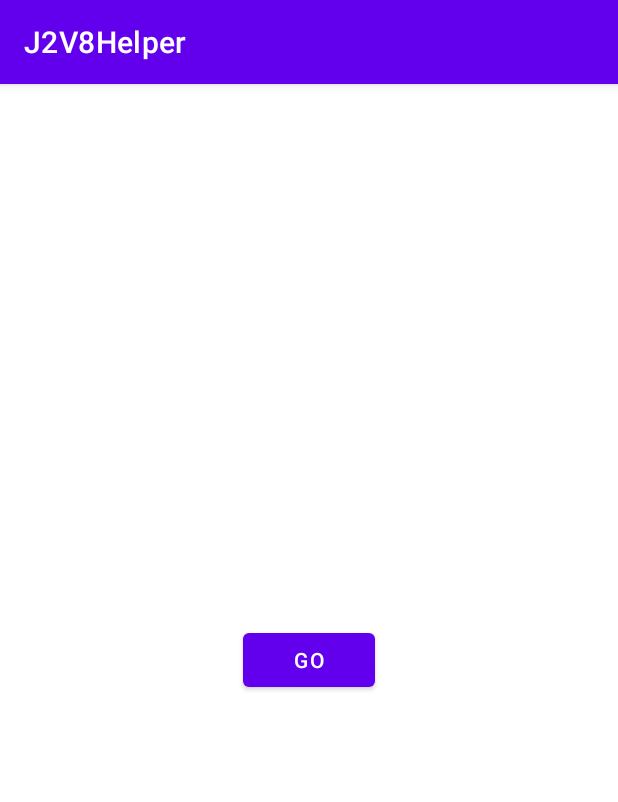
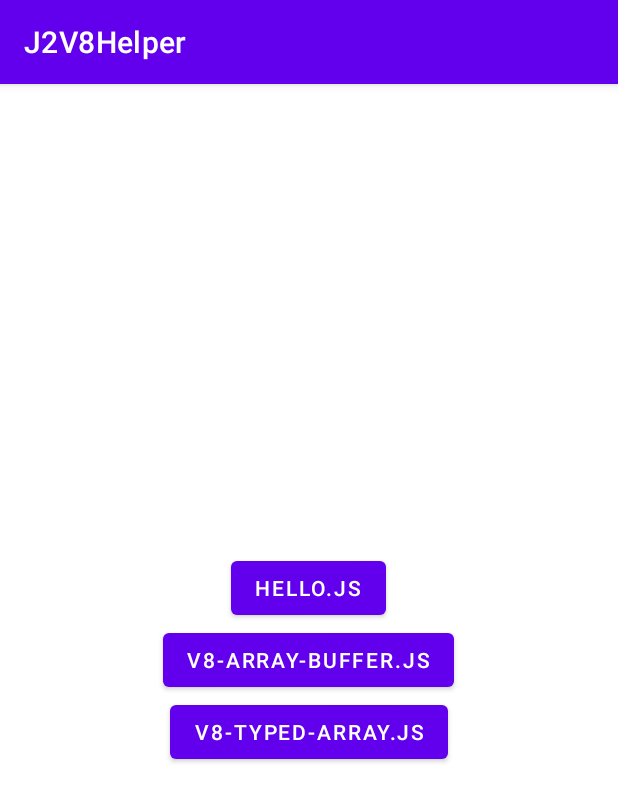
Before and after one commit to boybeak/J2V8Helper, an Android app: the screen it shows after launch (MainActivity), on a phone screen of 412 x 824 dp. Shown: the top 802 px of the screen. Run offline under Robolectric (Android 15) with nearby library versions, the phone set to English and light mode, and no system bars; libraries missing offline, so code that uses them is left out: com.eclipsesource.v8.

Commit message:
add demos

```diff
--- a/app/src/main/res/layout/activity_main.xml
+++ b/app/src/main/res/layout/activity_main.xml
@@ -5,11 +5,24 @@
     android:layout_width="match_parent"
     android:layout_height="match_parent"
     android:gravity="center"
+    android:orientation="vertical"
     tools:context=".MainActivity">
     <Button
-        android:id="@+id/go"
+        android:id="@+id/hello"
         android:layout_width="wrap_content"
         android:layout_height="wrap_content"
-        android:text="GO"
+        android:text="hello.js"
+        />
+    <Button
+        android:id="@+id/v8ArrayBuffer"
+        android:layout_width="wrap_content"
+        android:layout_height="wrap_content"
+        android:text="v8-array-buffer.js"
+        />
+    <Button
+        android:id="@+id/v8TypedArray"
+        android:layout_width="wrap_content"
+        android:layout_height="wrap_content"
+        android:text="v8-typed-array.js"
         />
 </LinearLayout>
```
Also changed, not shown: app/src/main/java/com/github/boybeak/j2v8helper/app/MainActivity.kt (+32 -5 lines), app/src/main/java/com/github/boybeak/j2v8helper/app/array/V8ArrayBufferNative.kt (added, +31 -0 lines), app/src/main/java/com/github/boybeak/j2v8helper/app/typedarray/TypedArrayNative.kt (added, +19 -0 lines), 2 other files.
